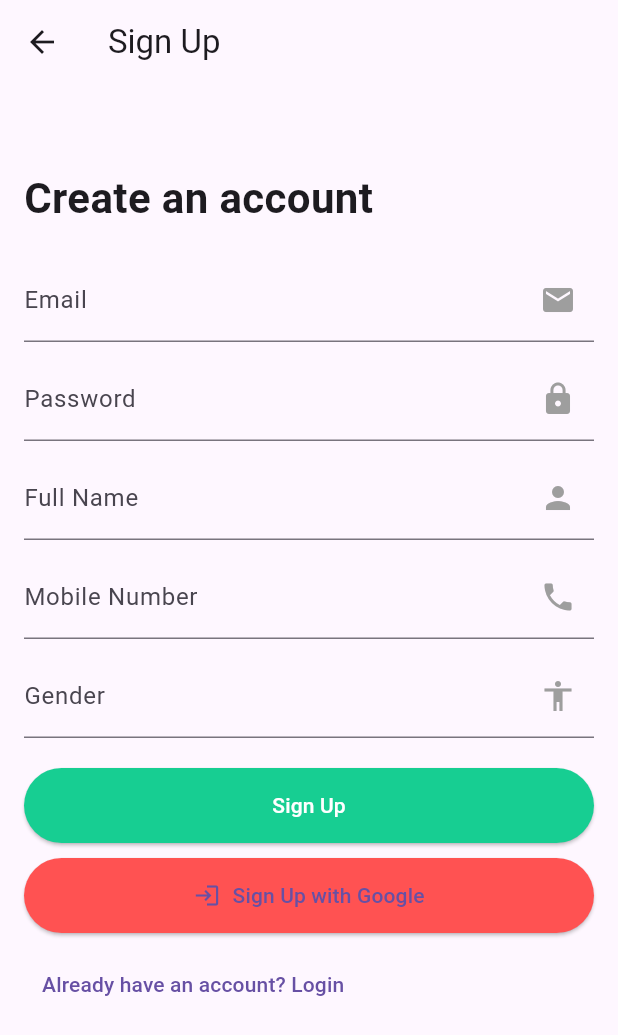
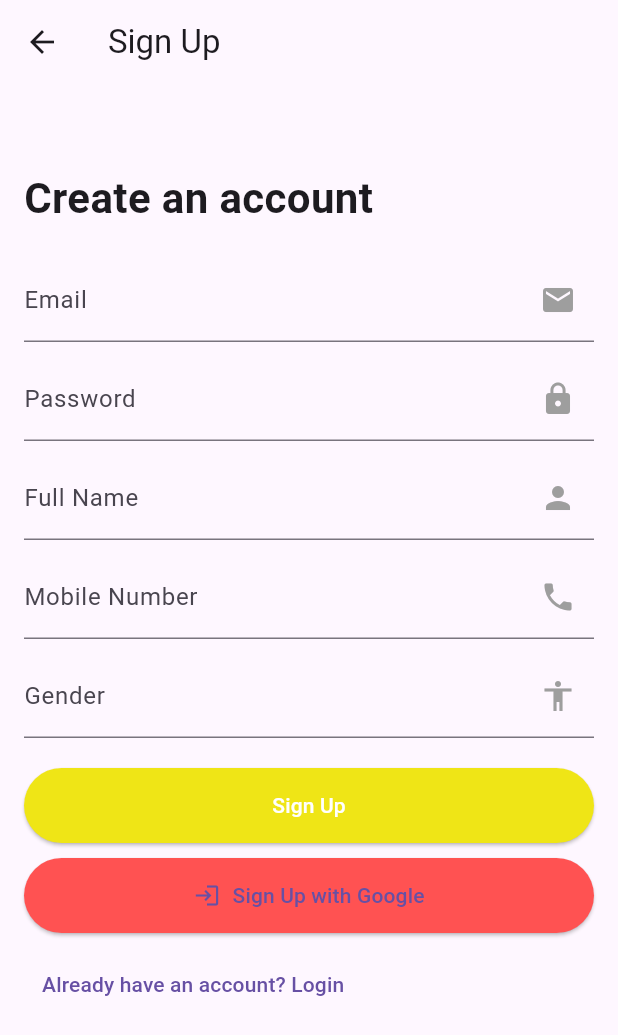
Before and after one commit to atharvamp04/fixit, a Flutter app: the screen it shows after launch, after a tap on "Don’t have an account? Sign up here.", on a phone screen of 412 x 824 dp. Shown: the top 1035 px of the screen. Run offline on Flutter 3.47's test engine with Material 3 defaults, Android fonts, the phone set to English and light mode, and no system bars; our stand-ins replace google_sign_in, image_picker, shared_preferences, supabase_flutter; accounts and stored records are empty.

Commit message:
Color Theme

```diff
--- a/lib/screens/history_screen.dart
+++ b/lib/screens/history_screen.dart
@@ -86,7 +86,7 @@ class _HistoryScreenState extends State<HistoryScreen> {
   Widget build(BuildContext context) {
     return Scaffold(
       appBar: AppBar(
-        backgroundColor: Color(0xFF17CE92),
+        backgroundColor: Color(0xFFEFE516),
         title: Text("Chat History", style: TextStyle(color: Colors.white)),
         centerTitle: true,
         actions: [
@@ -111,7 +111,7 @@ class _HistoryScreenState extends State<HistoryScreen> {
             child: ListTile(
               contentPadding: EdgeInsets.symmetric(horizontal: 16, vertical: 8),
               leading: CircleAvatar(
-                backgroundColor: Color(0xFF17CE92),
+                backgroundColor: Color(0xFFEFE516),
                 child: Icon(Icons.chat, color: Colors.white),
               ),
               title: Text(
@@ -130,7 +130,7 @@ class _HistoryScreenState extends State<HistoryScreen> {
         },
       ),
       floatingActionButton: FloatingActionButton(
-        backgroundColor: Color(0xFF17CE92),
+        backgroundColor: Color(0xFFEFE516),
         onPressed: _createNewSession,
         child: Icon(Icons.add, color: Colors.white),
       ),
--- a/lib/screens/login_page.dart
+++ b/lib/screens/login_page.dart
@@ -155,11 +155,11 @@ class _LoginPageState extends State<LoginPage> {
                 suffixIcon: Icon(
                   Icons.email,
                   color: _emailFocusNode.hasFocus
-                      ? const Color(0xFF17CE92)
+                      ? const Color(0xFFEFE516)
                       : Colors.grey,
                 ),
                 focusedBorder: const UnderlineInputBorder(
-                  borderSide: BorderSide(color: Color(0xFF17CE92)),
+                  borderSide: BorderSide(color: Color(0xFFEFE516)),
                 ),
               ),
             ),
@@ -174,11 +174,11 @@ class _LoginPageState extends State<LoginPage> {
                 suffixIcon: Icon(
                   Icons.lock,
                   color: _passwordFocusNode.hasFocus
-                      ? const Color(0xFF17CE92)
+                      ? const Color(0xFFEFE516)
                       : Colors.grey,
                 ),
                 focusedBorder: const UnderlineInputBorder(
-                  borderSide: BorderSide(color: Color(0xFF17CE92)),
+                  borderSide: BorderSide(color: Color(0xFFEFE516)),
                 ),
               ),
               obscureText: true,
@@ -206,7 +206,7 @@ class _LoginPageState extends State<LoginPage> {
                 child: ElevatedButton(
                   onPressed: _isLoading ? null : signIn,
                   style: ElevatedButton.styleFrom(
-                    backgroundColor: const Color(0xFF17CE92),
+                    backgroundColor: const Color(0xFFEFE516),
                     padding: const EdgeInsets.symmetric(vertical: 15),
                     shape: RoundedRectangleBorder(
                       borderRadius: BorderRadius.circular(30.0),
@@ -246,7 +246,7 @@ class _LoginPageState extends State<LoginPage> {
                 child: const Text(
                   'Don’t have an account? Sign up here.',
                   style: TextStyle(
-                    color: Color(0xFF17CE92),
+                    color: Color(0xFFEFE516),
                     fontWeight: FontWeight.bold,
                   ),
                 ),
--- a/lib/screens/signup_page.dart
+++ b/lib/screens/signup_page.dart
@@ -202,7 +202,7 @@ class _SignupPageState extends State<SignupPage> {
         hintText: 'Enter your $label',
         suffixIcon: Icon(icon, color: Colors.grey),
         focusedBorder: const UnderlineInputBorder(
-          borderSide: BorderSide(color: Color(0xFF17CE92)),
+          borderSide: BorderSide(color: Color(0xFFEFE516)),
         ),
       ),
       obscureText: obscureText,
@@ -216,7 +216,7 @@ class _SignupPageState extends State<SignupPage> {
         child: ElevatedButton(
           onPressed: _isLoading ? null : signUp,
           style: ElevatedButton.styleFrom(
-            backgroundColor: const Color(0xFF17CE92),
+            backgroundColor: const Color(0xFFEFE516),
             padding: const EdgeInsets.symmetric(vertical: 15),
             shape: RoundedRectangleBorder(
               borderRadius: BorderRadius.circular(30.0),
--- a/lib/services/wit_ai_service.dart
+++ b/lib/services/wit_ai_service.dart
@@ -115,15 +115,11 @@ class WitAIService {
         int price = product['Product Price'] ?? 0;
         String locationName = product['Location Name'];
 
-<<<<<<< Updated upstream
         return "📦 **$productName**\n"
             "💰 **Price:** ₹$price\n"
             "📊 **Stock:** $stock units";
       }
-=======
-        return "📦 **$productName** - ₹$price, Stock: $stock units, **$locationName**";
-      }).toList();
->>>>>>> Stashed changes
+
 
       // Build table format for multiple products
       String tableHeader = "📦 **Available Products**\n"
```
Also changed, not shown: lib/screens/chat_screen.dart (+5 -5 lines), pubspec.lock.
